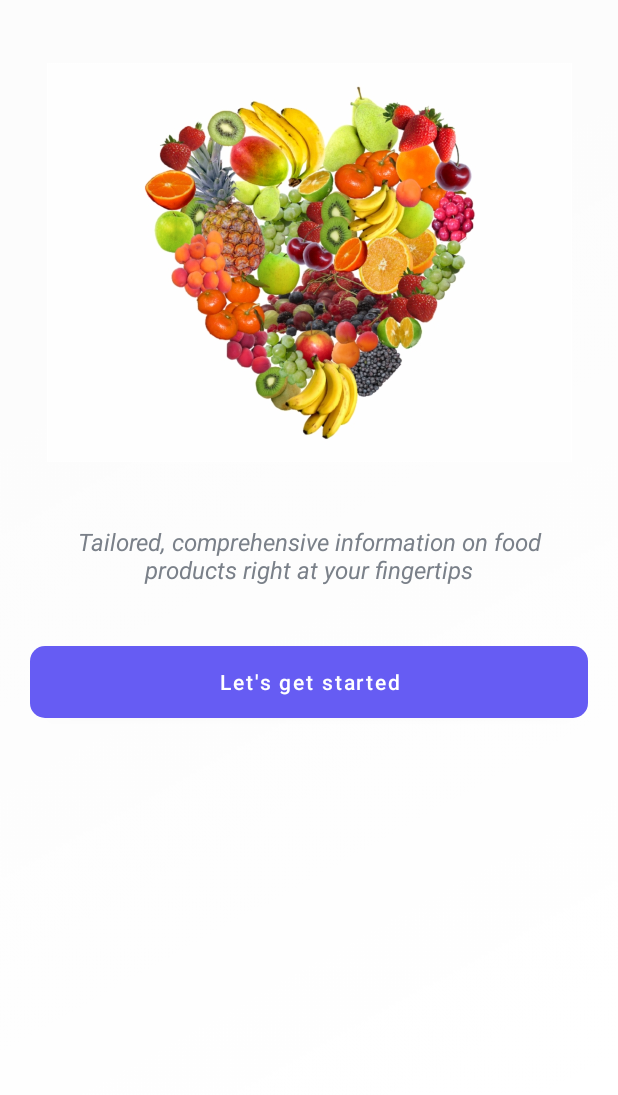
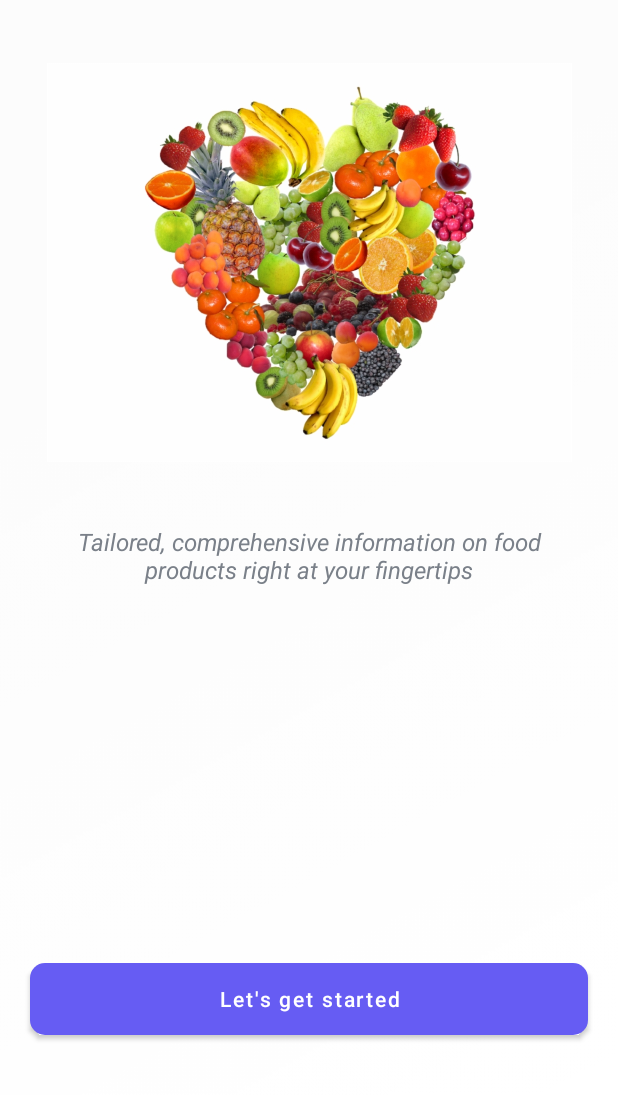
Before and after one commit to kttn54/Nutribite, an Android app: the screen it shows after launch (IntroductionActivity), on a phone screen of 412 x 824 dp, the part 141-1236 px from its top. Run offline under Robolectric (Android 15) with nearby library versions, the phone set to English and light mode, and no system bars.

```diff
--- /dev/null
+++ b/app/src/main/java/com/example/sc_nutri/Constants.kt
@@ -0,0 +1,6 @@
+package com.example.sc_nutri
+
+object Constants {
+
+    const val
+}
--- a/app/src/main/java/com/example/sc_nutri/activities/IntroductionActivity.kt
+++ b/app/src/main/java/com/example/sc_nutri/activities/IntroductionActivity.kt
@@ -16,7 +16,7 @@ class IntroductionActivity : AppCompatActivity() {
         setContentView(binding.root)
 
         binding.btnLetsGetStarted.setOnClickListener {
-            val intent = Intent(this, AllergiesActivity::class.java)
+            val intent = Intent(this, PersonalInfoActivity::class.java)
             startActivity(intent)
         }
     }
--- a/app/src/main/res/layout/activity_introduction.xml
+++ b/app/src/main/res/layout/activity_introduction.xml
@@ -51,14 +51,14 @@
         android:id="@+id/btn_lets_get_started"
         android:layout_width="match_parent"
         android:layout_height="wrap_content"
-        app:layout_constraintTop_toBottomOf="@id/tv_intro_info"
         app:layout_constraintStart_toStartOf="parent"
         app:layout_constraintEnd_toEndOf="parent"
+        app:layout_constraintBottom_toBottomOf="parent"
         android:textAllCaps="false"
         android:text="Let's get started"
         android:background="@drawable/shape_button_rounded"
         android:layout_marginStart="20dp"
         android:layout_marginEnd="20dp"
-        android:layout_marginTop="40dp"/>
+        android:layout_marginBottom="40dp"/>
 
 </androidx.constraintlayout.widget.ConstraintLayout>
```
Also changed, not shown: app/src/main/java/com/example/sc_nutri/activities/PersonalInfoActivity.kt (+11 -3 lines).
